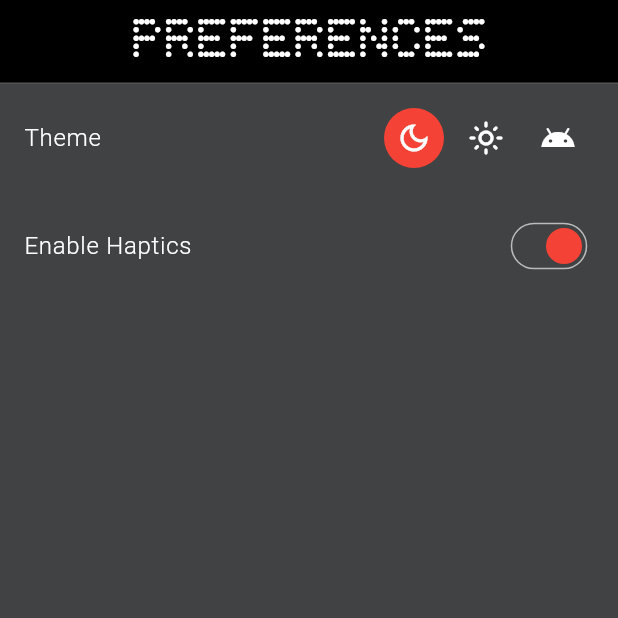
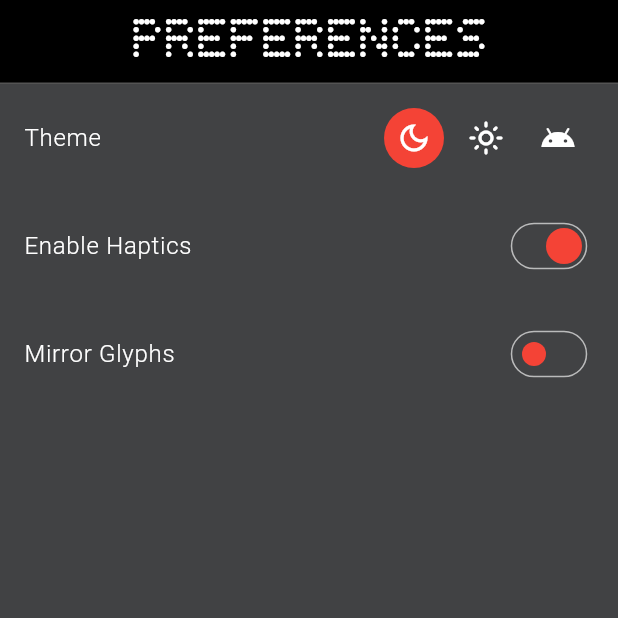
Before and after one commit to SyedAhkam/glyph-studio, a Flutter app: the PrefsRoute screen opened by its route, on a phone screen of 412 x 824 dp, the top half of it. Run offline on Flutter 3.47's test engine with Material 3 defaults, Android fonts, the phone set to English and light mode, and no system bars; our stand-ins replace audioplayers, date_format, dotted_border, flutter_riverpod, get_it, go_router and 1 more; missing offline and left inert: nothing_glyph_interface, svg_path_parser.

Commit message:
feat: ability to mirror glyphs

```diff
--- a/lib/routes/prefs.dart
+++ b/lib/routes/prefs.dart
@@ -17,6 +17,11 @@ class PrefsRoute extends ConsumerWidget {
   void switchEnableHaptics(BuildContext context,
       AppPrefsNotifier appPrefsNotifier, bool value) async {
     await appPrefsNotifier.updateValues(enableHaptics: value);
+  }
+
+  void switchMirrorGlyphView(BuildContext context,
+      AppPrefsNotifier appPrefsNotifier, bool value) async {
+    await appPrefsNotifier.updateValues(mirrorGlyphView: value);
   }
 
   @override
@@ -86,6 +91,19 @@ class PrefsRoute extends ConsumerWidget {
                       switchEnableHaptics(context, appPrefsNotifier, v),
                 ),
               ),
+              ListTile(
+                title: const Text("Mirror Glyphs"),
+                trailing: Switch(
+                  thumbColor: MaterialStateProperty.all(Colors.red),
+                  trackColor: MaterialStateProperty.all(Colors.transparent),
+                  trackOutlineColor:
+                      MaterialStateProperty.all(Colors.white.withOpacity(0.64)),
+                  trackOutlineWidth: MaterialStateProperty.all(1),
+                  value: appPrefs.value?.mirrorGlyphView ?? false,
+                  onChanged: (v) =>
+                      switchMirrorGlyphView(context, appPrefsNotifier, v),
+                ),
+              ),
             ],
           ),
         ));
```
Also changed, not shown: lib/models/app_prefs.dart (+10 -5 lines), lib/state/notifiers.dart (+7 -2 lines), lib/widgets/glyph_view.dart (+5 -2 lines).
